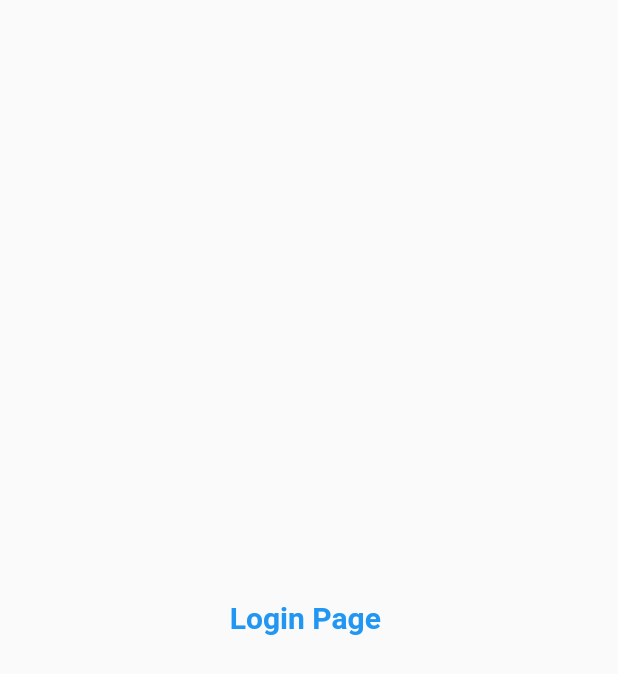
After one commit to Uzairinshallah/30daysOfFlutter, a Flutter app: the screen it shows after launch, on a phone screen of 412 x 824 dp. The commit adds this screen. Shown: the top 674 px of the screen. Run offline on Flutter 3.47's test engine with Material 2 defaults, Android fonts, the phone set to English and light mode, and no system bars.

Commit message:
Day3 completed

```diff
--- a/lib/main.dart
+++ b/lib/main.dart
@@ -1,6 +1,6 @@
 import 'package:flutter/material.dart';
-import 'home_page.dart';
-
+import 'package:flutter_application_1/pages/login_page.dart';
+import 'pages/home_page.dart';
 
 void main() {
   runApp(MyApp());
@@ -9,9 +9,18 @@ void main() {
 class MyApp extends StatelessWidget {
   @override
   Widget build(BuildContext context) {
-
     return MaterialApp(
-    home : HomePage(),
+      //home: HomePage(),
+      themeMode: ThemeMode.light,
+      theme: ThemeData(primarySwatch: Colors.deepPurple),
+      darkTheme: ThemeData(
+        brightness: Brightness.dark,
+      ),
+      routes: {
+        "/": (context) => LoginPage(),
+        "/home": (context) => HomePage(),
+        "/login": (context) => LoginPage(),
+      },
     );
   }
 }
--- /dev/null
+++ b/lib/pages/login_page.dart
@@ -0,0 +1,18 @@
+import 'package:flutter/material.dart';
+
+class LoginPage extends StatelessWidget {
+  @override
+  Widget build(BuildContext context) {
+    return Material(
+      child: Center(
+          child: Text(
+        "Login Page ",
+        style: TextStyle(
+          fontSize: 20,
+          color: Colors.blue,
+          fontWeight: FontWeight.bold,
+        ),
+      )),
+    );
+  }
+}
```
Also changed, not shown: lib/pages/home_page.dart (renamed from lib/home_page.dart).
